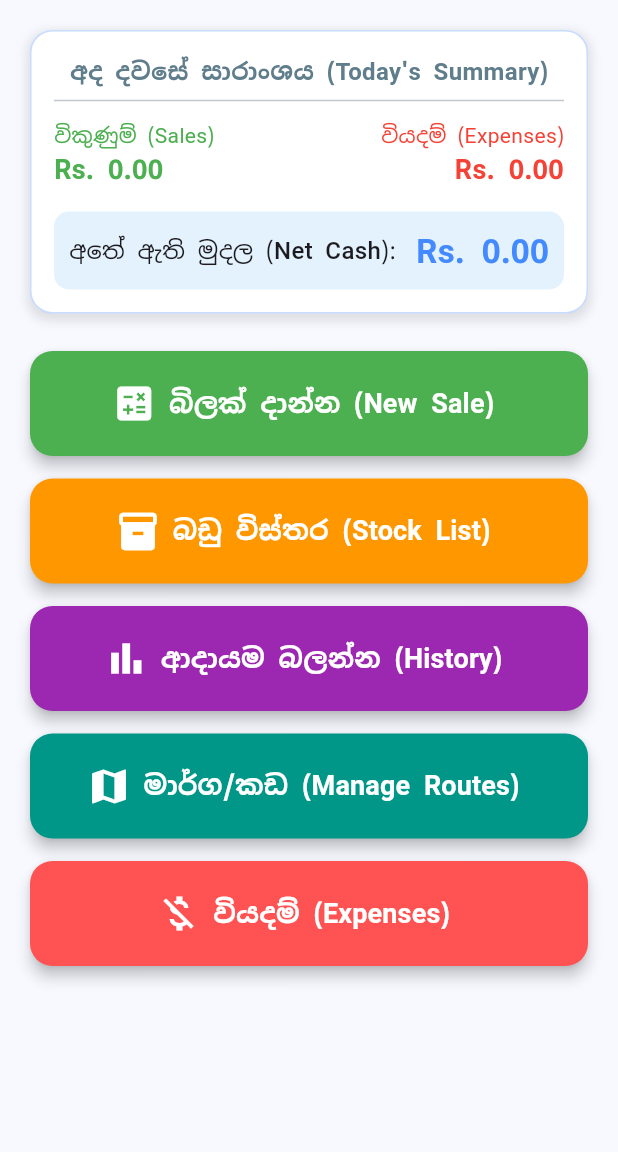
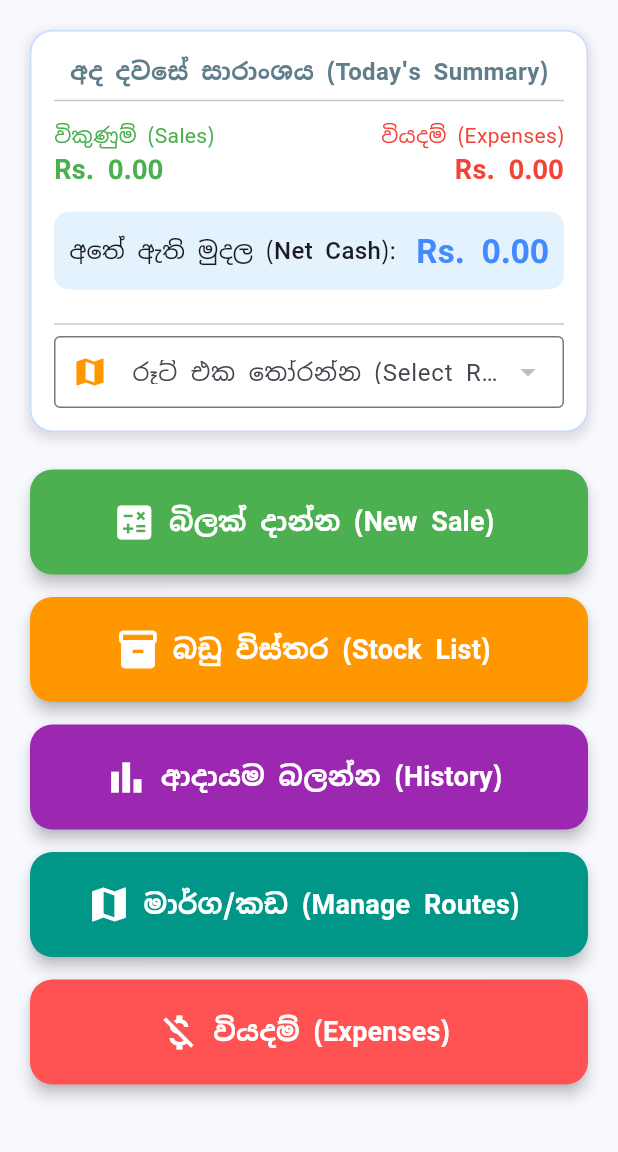
Before and after one commit to Zaincasper69/sales_buddy, a Flutter app: the screen it shows after launch, after a tap on the "refresh" icon, on a phone screen of 412 x 824 dp, the part 84-1236 px from its top. Run offline on Flutter 3.47's test engine with Material 3 defaults, Android fonts, the phone set to English and light mode, and no system bars; our stand-ins replace google_fonts, sqflite; accounts and stored records are empty.

Commit message:
Update dashboard with route progress bar and fix overflow

```diff
--- a/lib/screens/home_screen.dart
+++ b/lib/screens/home_screen.dart
@@ -17,6 +17,13 @@ class _HomeScreenState extends State<HomeScreen> {
   double _todaySales = 0.0;
   double _todayExpenses = 0.0;
   double _netCash = 0.0;
+
+  List<Map<String, dynamic>> _routes = [];
+  int? _selectedRouteId;
+
+  int _totalShopsInRoute = 0;
+  int _visitedShopsCount = 0;
+
   bool _isLoading = true;
 
   @override
@@ -31,17 +38,26 @@ class _HomeScreenState extends State<HomeScreen> {
     String today = DateTime.now().toIso8601String().split('T')[0];
 
     final sales = await DatabaseHelper.instance.getAllSales();
+    final expenses = await DatabaseHelper.instance.getExpensesByDate(today);
+    final routes = await DatabaseHelper.instance.getAllRoutes();
+
     double salesSum = 0;
+    List<String> billedShopNames = [];
+
     for (var sale in sales) {
       if (sale['date'].toString().startsWith(today)) {
         salesSum += double.parse(sale['total_amount'].toString());
+        billedShopNames.add(sale['shop_name']);
       }
     }
 
-    final expenses = await DatabaseHelper.instance.getExpensesByDate(today);
     double expenseSum = 0;
     for (var exp in expenses) {
       expenseSum += double.parse(exp['amount'].toString());
+    }
+
+    if (_selectedRouteId != null) {
+      await _calculateRouteProgress(_selectedRouteId!, billedShopNames);
     }
 
     if (mounted) {
@@ -49,9 +65,51 @@ class _HomeScreenState extends State<HomeScreen> {
         _todaySales = salesSum;
         _todayExpenses = expenseSum;
         _netCash = salesSum - expenseSum;
+        _routes = routes;
         _isLoading = false;
       });
     }
+  }
+
+  Future<void> _calculateRouteProgress(int routeId, List<String> billedShopsToday) async {
+    final shopsInRoute = await DatabaseHelper.instance.getShopsByRoute(routeId);
+
+    int visited = 0;
+    for (var shop in shopsInRoute) {
+      if (billedShopsToday.contains(shop['name'])) {
+        visited++;
+      }
+    }
+
+    setState(() {
+      _totalShopsInRoute = shopsInRoute.length;
+      _visitedShopsCount = visited;
+    });
+  }
+
+  Future<void> _onRouteSelected(int? routeId) async {
+    if (routeId == null) return;
+
+    setState(() {
+      _selectedRouteId = routeId;
+      _isLoading = true;
+    });
+
+    String today = DateTime.now().toIso8601String().split('T')[0];
+    final sales = await DatabaseHelper.instance.getAllSales();
+
+    List<String> billedShopNames = [];
+    for (var sale in sales) {
+      if (sale['date'].toString().startsWith(today)) {
+        billedShopNames.add(sale['shop_name']);
+      }
+    }
+
+    await _calculateRouteProgress(routeId, billedShopNames);
+
+    setState(() {
+      _isLoading = false;
+    });
   }
 
   @override
@@ -138,7 +196,52 @@ class _HomeScreenState extends State<HomeScreen> {
                                 style: const TextStyle(fontSize: 22, fontWeight: FontWeight.bold, color: Colors.blueAccent)),
                             ],
                           ),
-                        )
+                        ),
+
+                        const SizedBox(height: 15),
+                        const Divider(),
+
+                        DropdownButtonFormField<int>(
+                          isExpanded: true,
+                          decoration: const InputDecoration(
+                            labelText: "රූට් එක තෝරන්න (Select Route)",
+                            border: OutlineInputBorder(),
+                            contentPadding: EdgeInsets.symmetric(horizontal: 10, vertical: 10),
+                            prefixIcon: Icon(Icons.map, color: Colors.orange),
+                          ),
+                          value: _selectedRouteId,
+                          items: _routes.map((route) {
+                            return DropdownMenuItem<int>(
+                              value: route['id'],
+                              child: Text(
+                                route['name'],
+                                overflow: TextOverflow.ellipsis,
+                              ),
+                            );
+                          }).toList(),
+                          onChanged: _onRouteSelected,
+                        ),
+
+                        if (_selectedRouteId != null) ...[
+                          const SizedBox(height: 15),
+                          Row(
+                            mainAxisAlignment: MainAxisAlignment.spaceBetween,
+                            children: [
+                              Text("ආවරණය කළ කඩ: $_visitedShopsCount / $_totalShopsInRoute",
+                                style: const TextStyle(fontWeight: FontWeight.bold)),
+                              Text("${((_totalShopsInRoute == 0 ? 0 : _visitedShopsCount / _totalShopsInRoute) * 100).toStringAsFixed(0)}%",
+                                style: const TextStyle(color: Colors.grey)),
+                            ],
+                          ),
+                          const SizedBox(height: 5),
+                          LinearProgressIndicator(
+                            value: _totalShopsInRoute == 0 ? 0 : _visitedShopsCount / _totalShopsInRoute,
+                            backgroundColor: Colors.grey.shade200,
+                            color: Colors.orange,
+                            minHeight: 8,
+                            borderRadius: BorderRadius.circular(5),
+                          ),
+                        ]
                       ],
                     ),
                   ),
```
